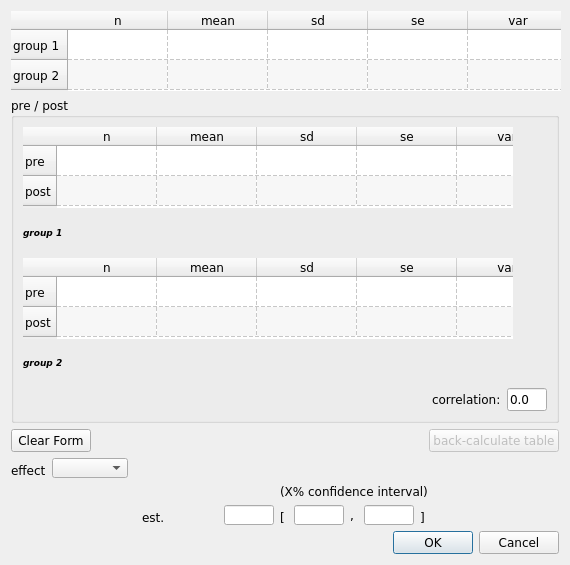
AliSalman-et-al/openmeta-analyst-community, file src/forms/continuous_data_form.ui: the form before one commit.
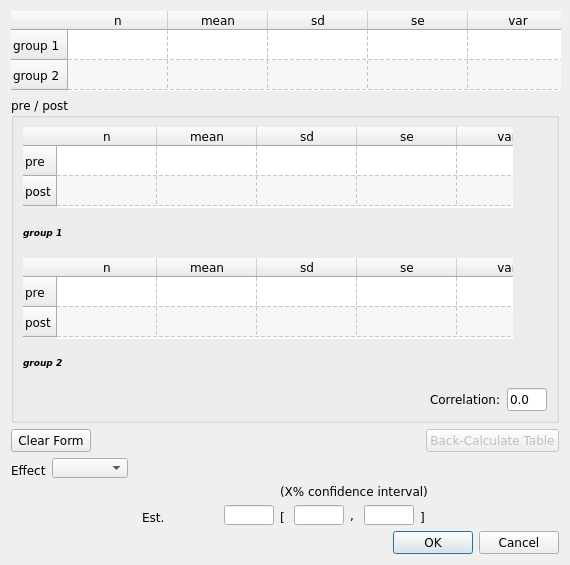
The form after the commit. Icons and pictures are not drawn.

What changed in the file:
```diff
--- a/src/forms/continuous_data_form.ui
+++ b/src/forms/continuous_data_form.ui
@@ -379,7 +379,7 @@
         <item>
          <widget class="QLabel" name="label">
           <property name="text">
-           <string>correlation:</string>
+           <string>Correlation:</string>
           </property>
          </widget>
         </item>
@@ -435,7 +435,7 @@
         <bool>false</bool>
        </property>
        <property name="text">
-        <string>back-calculate table</string>
+        <string>Back-Calculate Table</string>
        </property>
       </widget>
      </item>
@@ -451,7 +451,7 @@
         </font>
        </property>
        <property name="text">
-        <string>effect</string>
+        <string>Effect</string>
        </property>
        <property name="alignment">
         <set>Qt::AlignBottom|Qt::AlignLeading|Qt::AlignLeft</set>
@@ -546,7 +546,7 @@
           </font>
          </property>
          <property name="text">
-          <string>est.</string>
+          <string>Est.</string>
          </property>
          <property name="alignment">
           <set>Qt::AlignBottom|Qt::AlignLeading|Qt::AlignLeft</set>
```
